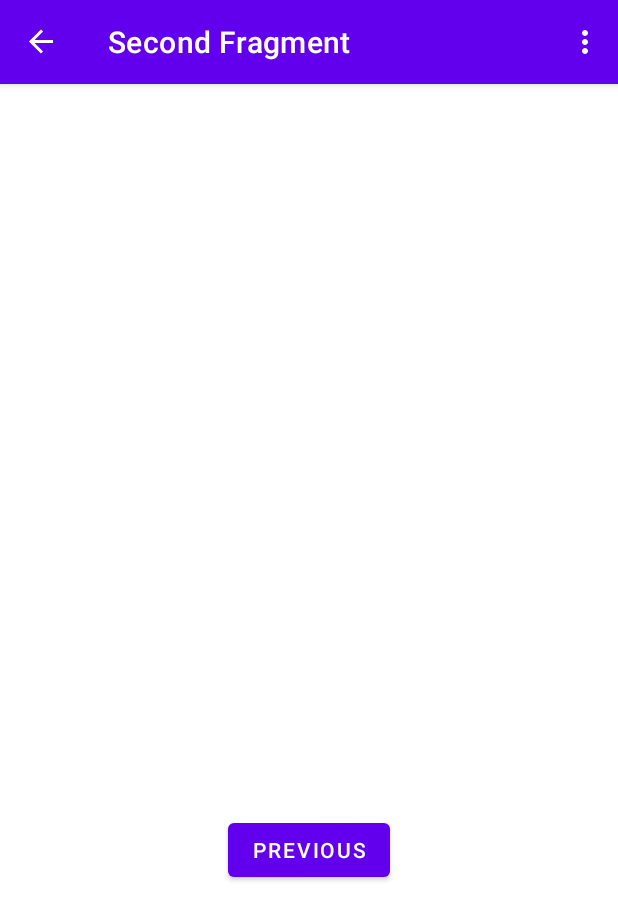
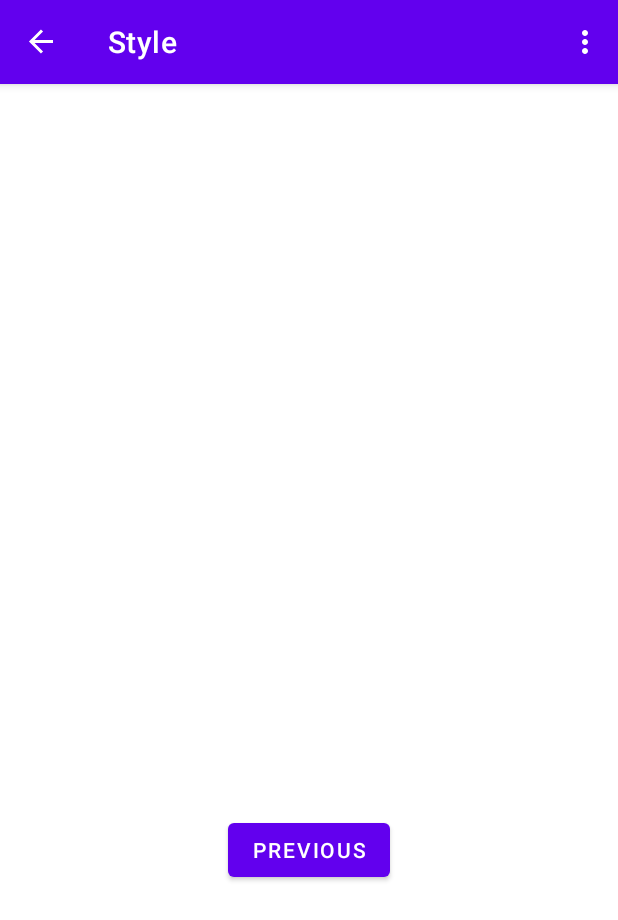
Before and after one commit to uleman1c/PlayerNK, an Android app: the StyleFragment screen opened through its navigation route, on a phone screen of 412 x 824 dp. Shown: the top 920 px of the screen. Run offline under Robolectric (Android 15) with nearby library versions, the phone set to English and light mode, and no system bars; our stand-ins replace Volley, navigation-ui; network calls fail.

Commit message:
style frgment

```diff
--- a/app/src/main/java/com/example/playernk/FirstFragment.java
+++ b/app/src/main/java/com/example/playernk/FirstFragment.java
@@ -15,7 +15,12 @@ import android.widget.CheckBox;
 import android.widget.CompoundButton;
 
 import androidx.annotation.NonNull;
+import androidx.annotation.Nullable;
 import androidx.fragment.app.Fragment;
+import androidx.fragment.app.FragmentManager;
+import androidx.fragment.app.FragmentResultListener;
+import androidx.lifecycle.ViewModel;
+import androidx.lifecycle.ViewModelProvider;
 import androidx.navigation.fragment.NavHostFragment;
 
 import com.android.volley.Request;
@@ -66,6 +71,24 @@ public class FirstFragment extends Fragment {
 
     Handler handler;
 
+
+    // https://developer.android.com/guide/fragments/communicate
+
+
+
+    @Override
+    public void onCreate(@Nullable Bundle savedInstanceState) {
+        super.onCreate(savedInstanceState);
+        getParentFragmentManager().setFragmentResultListener("requestKey", this, new FragmentResultListener() {
+            @Override
+            public void onFragmentResult(@NonNull String requestKey, @NonNull Bundle bundle) {
+                // We use a String here, but any type that can be put in a Bundle is supported
+                String result = bundle.getString("bundleKey");
+                // Do something with the result
+            }
+        });
+    }
+
     @Override
     public View onCreateView(
             LayoutInflater inflater, ViewGroup container,
@@ -79,6 +102,8 @@ public class FirstFragment extends Fragment {
 
     public void onViewCreated(@NonNull View view, Bundle savedInstanceState) {
         super.onViewCreated(view, savedInstanceState);
+
+//        ViewModelProvider viewModelProvider = new ViewModelProvider(this)
 
         url = "http://188.120.243.243:3001/";
 
@@ -100,6 +125,18 @@ public class FirstFragment extends Fragment {
                 curSongIndex = songs.indexOf(song);
 
                 PlaySong();
+
+            }
+        });
+
+        binding.btnStyle.setOnClickListener(new View.OnClickListener() {
+            @Override
+            public void onClick(View view) {
+
+                NavHostFragment.findNavController(FirstFragment.this)
+                        .navigate(R.id.StyleFragment);
+
+
 
             }
         });
@@ -400,11 +437,6 @@ public class FirstFragment extends Fragment {
         });
 
 
-//                NavHostFragment.findNavController(FirstFragment.this)
-//                        .navigate(R.id.action_FirstFragment_to_SecondFragment);
-
-
-
     }
 
 }
--- a/app/src/main/java/com/example/playernk/SecondFragment.java
+++ b/app/src/main/java/com/example/playernk/StyleFragment.java
@@ -11,7 +11,7 @@ import androidx.navigation.fragment.NavHostFragment;
 
 import com.example.playernk.databinding.FragmentSecondBinding;
 
-public class SecondFragment extends Fragment {
+public class StyleFragment extends Fragment {
 
     private FragmentSecondBinding binding;
 
@@ -32,10 +32,20 @@ public class SecondFragment extends Fragment {
         binding.buttonSecond.setOnClickListener(new View.OnClickListener() {
             @Override
             public void onClick(View view) {
-                NavHostFragment.findNavController(SecondFragment.this)
-                        .navigate(R.id.action_SecondFragment_to_FirstFragment);
+                Bundle result = new Bundle();
+                result.putString("bundleKey", "result");
+                getParentFragmentManager().setFragmentResult("requestKey", result);
+
+                NavHostFragment.findNavController(StyleFragment.this).popBackStack();
             }
         });
+
+
+//        button.setOnClickListener(new View.OnClickListener() {
+//            @Override
+//            public void onClick(View v) {
+//            }
+//        });
     }
 
     @Override
--- a/app/src/main/res/layout/fragment_first.xml
+++ b/app/src/main/res/layout/fragment_first.xml
@@ -32,6 +32,12 @@
             android:layout_width="wrap_content"
             android:layout_height="wrap_content"
             android:text="Aqu" />
+
+        <Button
+            android:id="@+id/btnStyle"
+            android:layout_width="wrap_content"
+            android:layout_height="wrap_content"
+            android:text="Stl" />
 
     </LinearLayout>
 
--- a/app/src/main/res/navigation/nav_graph.xml
+++ b/app/src/main/res/navigation/nav_graph.xml
@@ -9,20 +9,10 @@
         android:id="@+id/FirstFragment"
         android:name="com.example.playernk.FirstFragment"
         android:label="Player"
-        tools:layout="@layout/fragment_first">
-
-        <action
-            android:id="@+id/action_FirstFragment_to_SecondFragment"
-            app:destination="@id/SecondFragment" />
-    </fragment>
+        tools:layout="@layout/fragment_first"/>
     <fragment
-        android:id="@+id/SecondFragment"
-        android:name="com.example.playernk.SecondFragment"
-        android:label="@string/second_fragment_label"
-        tools:layout="@layout/fragment_second">
-
-        <action
-            android:id="@+id/action_SecondFragment_to_FirstFragment"
-            app:destination="@id/FirstFragment" />
-    </fragment>
+        android:id="@+id/StyleFragment"
+        android:name="com.example.playernk.StyleFragment"
+        android:label="Style"
+        tools:layout="@layout/fragment_second"/>
 </navigation>
```
